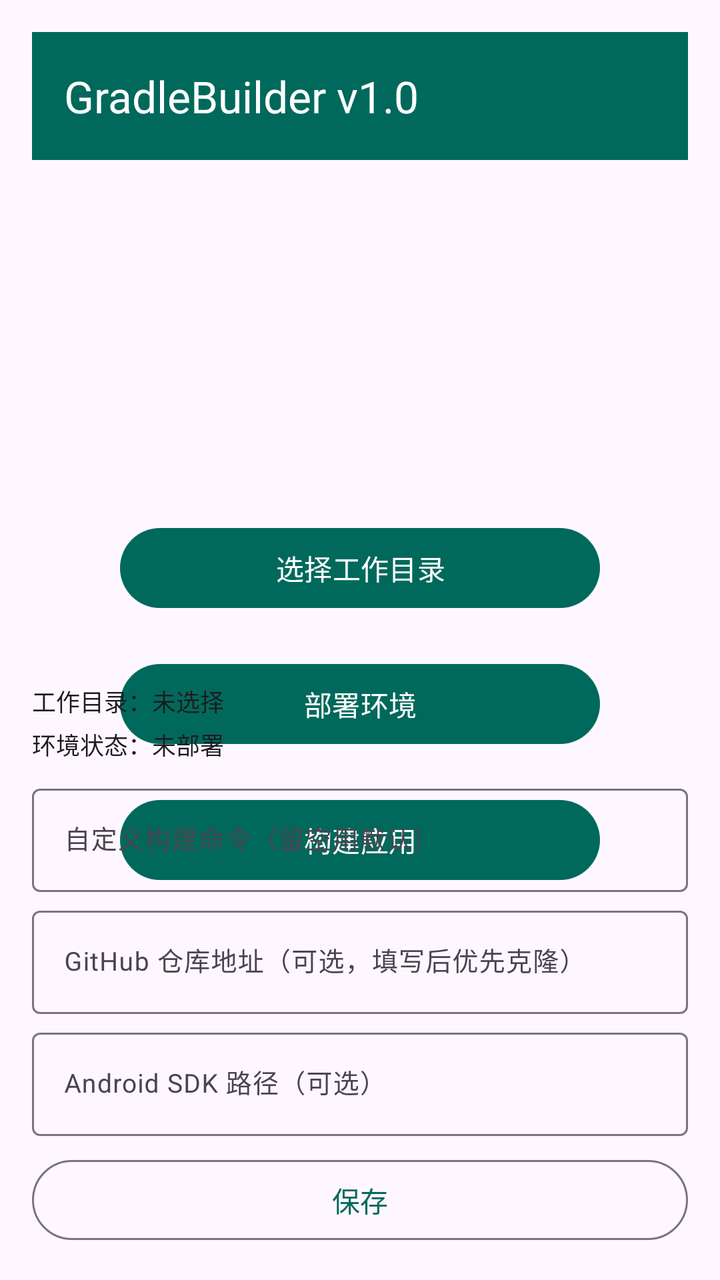
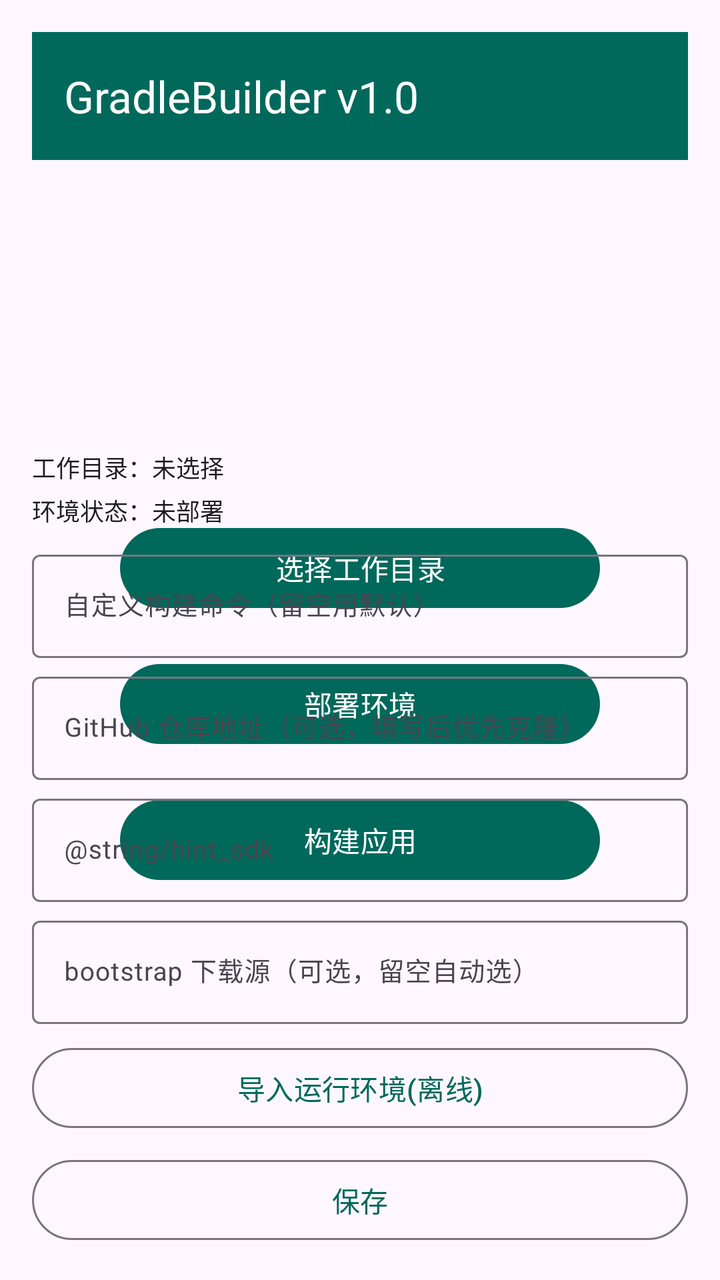

An Android layout rendered at two revisions. The XML below is the earlier revision; the diff shows what the commit changed to produce the second picture.
<!-- AndroidManifest.xml: application theme Theme.GradleBuilder -->
<!-- res/layout/activity_main.xml -->
<?xml version="1.0" encoding="utf-8"?>
<androidx.constraintlayout.widget.ConstraintLayout xmlns:android="http://schemas.android.com/apk/res/android"
    xmlns:app="http://schemas.android.com/apk/res-auto"
    android:layout_width="match_parent"
    android:layout_height="match_parent"
    android:padding="16dp">

    <com.google.android.material.appbar.MaterialToolbar
        android:id="@+id/toolbar"
        android:layout_width="0dp"
        android:layout_height="?attr/actionBarSize"
        android:background="?attr/colorPrimary"
        app:layout_constraintEnd_toEndOf="parent"
        app:layout_constraintStart_toStartOf="parent"
        app:layout_constraintTop_toTopOf="parent"
        app:title="@string/app_name"
        app:titleTextColor="?attr/colorOnPrimary" />

    
    <LinearLayout
        android:id="@+id/btnGroup"
        android:layout_width="wrap_content"
        android:layout_height="wrap_content"
        android:gravity="center"
        android:orientation="vertical"
        app:layout_constraintBottom_toBottomOf="parent"
        app:layout_constraintEnd_toEndOf="parent"
        app:layout_constraintStart_toStartOf="parent"
        app:layout_constraintTop_toBottomOf="@id/toolbar">

        <com.google.android.material.button.MaterialButton
            android:id="@+id/btnPickDir"
            android:layout_width="240dp"
            android:layout_height="wrap_content"
            android:layout_marginBottom="20dp"
            android:text="@string/pick_workdir" />

        <com.google.android.material.button.MaterialButton
            android:id="@+id/btnSetup"
            android:layout_width="240dp"
            android:layout_height="wrap_content"
            android:layout_marginBottom="20dp"
            android:text="@string/setup_env" />

        <com.google.android.material.button.MaterialButton
            android:id="@+id/btnBuild"
            android:layout_width="240dp"
            android:layout_height="wrap_content"
            android:text="@string/build_app" />

    </LinearLayout>

    
    <LinearLayout
        android:id="@+id/statusPanel"
        android:layout_width="0dp"
        android:layout_height="wrap_content"
        android:orientation="vertical"
        app:layout_constraintBottom_toBottomOf="parent"
        app:layout_constraintEnd_toEndOf="parent"
        app:layout_constraintStart_toStartOf="parent">

        <TextView
            android:id="@+id/tvWorkdir"
            android:layout_width="match_parent"
            android:layout_height="wrap_content"
            android:text="@string/workdir_none"
            android:textColor="?attr/colorOnSurface"
            android:textSize="12sp" />

        <TextView
            android:id="@+id/tvEnv"
            android:layout_width="match_parent"
            android:layout_height="wrap_content"
            android:layout_marginTop="4dp"
            android:text="@string/env_not_ready"
            android:textColor="?attr/colorOnSurface"
            android:textSize="12sp" />

        <com.google.android.material.textfield.TextInputLayout
            android:layout_width="match_parent"
            android:layout_height="wrap_content"
            android:layout_marginTop="8dp"
            android:hint="@string/hint_command">

            <com.google.android.material.textfield.TextInputEditText
                android:id="@+id/etCommand"
                android:layout_width="match_parent"
                android:layout_height="wrap_content"
                android:imeOptions="actionDone"
                android:inputType="text"
                android:singleLine="true"
                android:textSize="13sp" />
        </com.google.android.material.textfield.TextInputLayout>

        <com.google.android.material.textfield.TextInputLayout
            android:layout_width="match_parent"
            android:layout_height="wrap_content"
            android:layout_marginTop="4dp"
            android:hint="@string/hint_repo">

            <com.google.android.material.textfield.TextInputEditText
                android:id="@+id/etRepo"
                android:layout_width="match_parent"
                android:layout_height="wrap_content"
                android:imeOptions="actionDone"
                android:inputType="textUri"
                android:singleLine="true"
                android:textSize="13sp" />
        </com.google.android.material.textfield.TextInputLayout>

        <com.google.android.material.textfield.TextInputLayout
            android:layout_width="match_parent"
            android:layout_height="wrap_content"
            android:layout_marginTop="4dp"
            android:hint="@string/hint_sdk">

            <com.google.android.material.textfield.TextInputEditText
                android:id="@+id/etSdk"
                android:layout_width="match_parent"
                android:layout_height="wrap_content"
                android:imeOptions="actionDone"
                android:inputType="text"
                android:singleLine="true"
                android:textSize="13sp" />
        </com.google.android.material.textfield.TextInputLayout>

        <com.google.android.material.button.MaterialButton
            android:id="@+id/btnSave"
            style="@style/Widget.Material3.Button.OutlinedButton"
            android:layout_width="match_parent"
            android:layout_height="wrap_content"
            android:layout_marginTop="8dp"
            android:text="@string/save" />

    </LinearLayout>

</androidx.constraintlayout.widget.ConstraintLayout>
<!-- resources referenced by this layout -->
<resources>
  <string name="app_name">GradleBuilder v1.0</string>
  <string name="build_app">构建应用</string>
  <string name="env_not_ready">环境状态：未部署</string>
  <string name="hint_command">自定义构建命令（留空用默认）</string>
  <string name="hint_repo">GitHub 仓库地址（可选，填写后优先克隆）</string>
  <string name="hint_sdk">Android SDK 路径（可选）</string>
  <string name="pick_workdir">选择工作目录</string>
  <string name="save">保存</string>
  <string name="setup_env">部署环境</string>
  <string name="workdir_none">工作目录：未选择</string>
  <style name="Theme.GradleBuilder" parent="Theme.Material3.DayNight.NoActionBar">
          <item name="colorPrimary">@color/colorPrimary</item>
          <item name="colorOnPrimary">@color/colorOnPrimary</item>
          <item name="colorSecondary">@color/colorSecondary</item>
          <item name="colorOnSecondary">@color/colorOnSecondary</item>
          <item name="android:statusBarColor">@color/colorPrimary</item>
          <item name="android:windowLightStatusBar">false</item>
      </style>
  <color name="colorPrimary">#FF00695C</color>
  <color name="colorOnPrimary">#FFFFFFFF</color>
  <color name="colorSecondary">#FF00838F</color>
  <color name="colorOnSecondary">#FFFFFFFF</color>
</resources>

<!-- the commit's change to res/layout/activity_main.xml (unified diff, before → after) -->
@@ -125,6 +125,30 @@
                 android:textSize="13sp" />
         </com.google.android.material.textfield.TextInputLayout>
 
+        <com.google.android.material.textfield.TextInputLayout
+            android:layout_width="match_parent"
+            android:layout_height="wrap_content"
+            android:layout_marginTop="4dp"
+            android:hint="@string/hint_bootstrap">
+
+            <com.google.android.material.textfield.TextInputEditText
+                android:id="@+id/etBootstrap"
+                android:layout_width="match_parent"
+                android:layout_height="wrap_content"
+                android:imeOptions="actionDone"
+                android:inputType="textUri"
+                android:singleLine="true"
+                android:textSize="13sp" />
+        </com.google.android.material.textfield.TextInputLayout>
+
+        <com.google.android.material.button.MaterialButton
+            android:id="@+id/btnImportEnv"
+            style="@style/Widget.Material3.Button.OutlinedButton"
+            android:layout_width="match_parent"
+            android:layout_height="wrap_content"
+            android:layout_marginTop="8dp"
+            android:text="@string/import_env" />
+
         <com.google.android.material.button.MaterialButton
             android:id="@+id/btnSave"
             style="@style/Widget.Material3.Button.OutlinedButton"
<!-- resource entries referenced after the edit -->
@@ -3,9 +3,10 @@
   <string name="app_name">GradleBuilder v1.0</string>
   <string name="build_app">构建应用</string>
   <string name="env_not_ready">环境状态：未部署</string>
+  <string name="hint_bootstrap">bootstrap 下载源（可选，留空自动选）</string>
   <string name="hint_command">自定义构建命令（留空用默认）</string>
   <string name="hint_repo">GitHub 仓库地址（可选，填写后优先克隆）</string>
-  <string name="hint_sdk">Android SDK 路径（可选）</string>
+  <string name="import_env">导入运行环境(离线)</string>
   <string name="pick_workdir">选择工作目录</string>
   <string name="save">保存</string>
   <string name="setup_env">部署环境</string>
